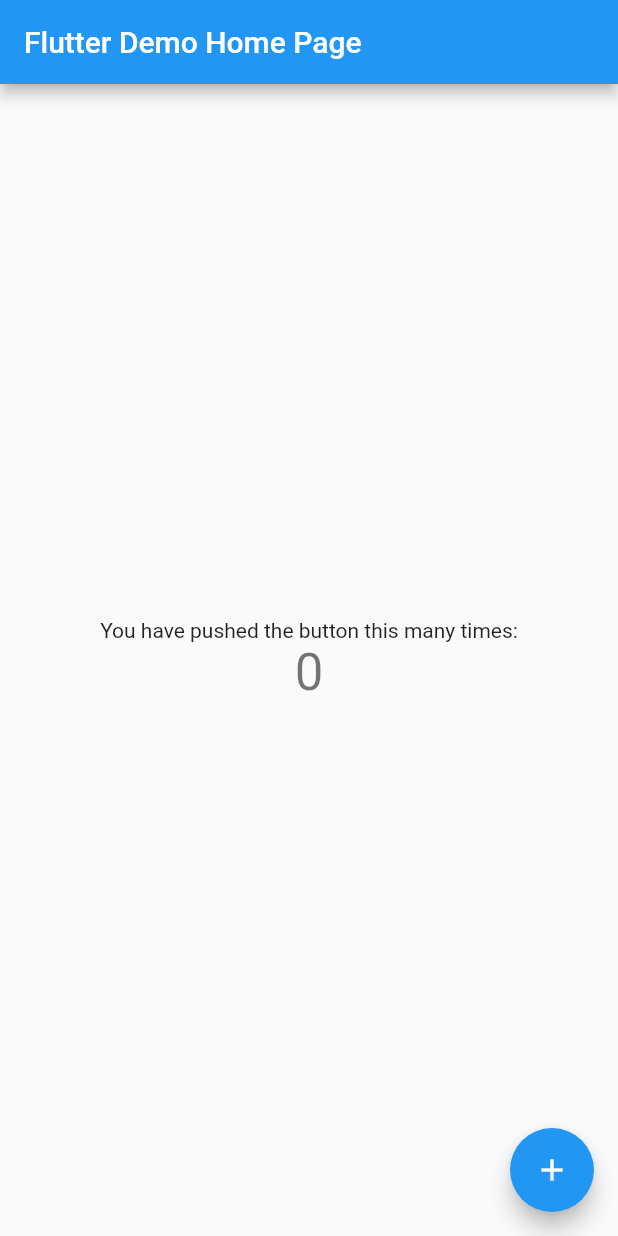
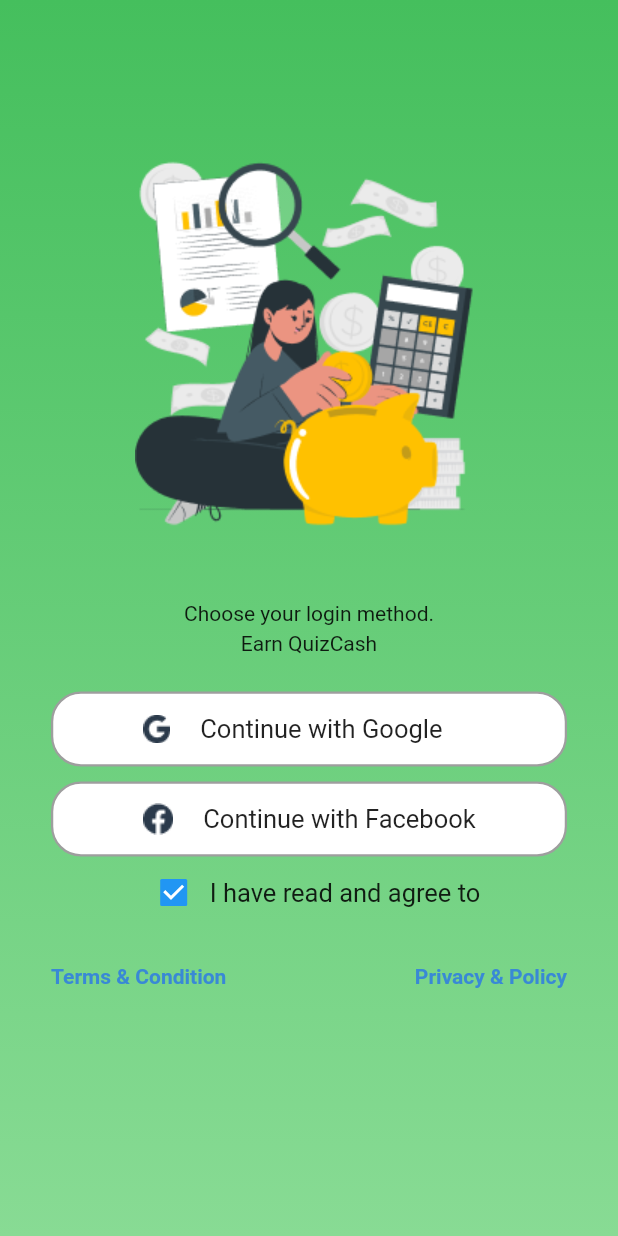
Before and after one commit to DeveloperMaaz/quiz_cash, a Flutter app: the screen it shows after launch, on a phone screen of 412 x 824 dp. Run offline on Flutter 3.47's test engine with Material 2 defaults, Android fonts, the phone set to English and light mode, and no system bars.

Commit message:
first_comit

```diff
--- a/lib/main.dart
+++ b/lib/main.dart
@@ -1,4 +1,6 @@
 import 'package:flutter/material.dart';
+import 'package:quiz_cash/pages/splash_screen.dart';
+import 'package:quiz_cash/pages/welcome_Screen.dart';
 
 void main() {
   runApp(const MyApp());
@@ -11,105 +13,12 @@ class MyApp extends StatelessWidget {
   @override
   Widget build(BuildContext context) {
     return MaterialApp(
+      debugShowCheckedModeBanner: false,
       title: 'Flutter Demo',
       theme: ThemeData(
-        // This is the theme of your application.
-        //
-        // Try running your application with "flutter run". You'll see the
-        // application has a blue toolbar. Then, without quitting the app, try
-        // changing the primarySwatch below to Colors.green and then invoke
-        // "hot reload" (press "r" in the console where you ran "flutter run",
-        // or simply save your changes to "hot reload" in a Flutter IDE).
-        // Notice that the counter didn't reset back to zero; the application
-        // is not restarted.
         primarySwatch: Colors.blue,
       ),
-      home: const MyHomePage(title: 'Flutter Demo Home Page'),
+      home: const SplashScreen(),
     );
   }
 }
-
-class MyHomePage extends StatefulWidget {
-  const MyHomePage({Key? key, required this.title}) : super(key: key);
-
-  // This widget is the home page of your application. It is stateful, meaning
-  // that it has a State object (defined below) that contains fields that affect
-  // how it looks.
-
-  // This class is the configuration for the state. It holds the values (in this
-  // case the title) provided by the parent (in this case the App widget) and
-  // used by the build method of the State. Fields in a Widget subclass are
-  // always marked "final".
-
-  final String title;
-
-  @override
-  State<MyHomePage> createState() => _MyHomePageState();
-}
-
-class _MyHomePageState extends State<MyHomePage> {
-  int _counter = 0;
-
-  void _incrementCounter() {
-    setState(() {
-      // This call to setState tells the Flutter framework that something has
-      // changed in this State, which causes it to rerun the build method below
-      // so that the display can reflect the updated values. If we changed
-      // _counter without calling setState(), then the build method would not be
-      // called again, and so nothing would appear to happen.
-      _counter++;
-    });
-  }
-
-  @override
-  Widget build(BuildContext context) {
-    // This method is rerun every time setState is called, for instance as done
-    // by the _incrementCounter method above.
-    //
-    // The Flutter framework has been optimized to make rerunning build methods
-    // fast, so that you can just rebuild anything that needs updating rather
-    // than having to individually change instances of widgets.
-    return Scaffold(
-      appBar: AppBar(
-        // Here we take the value from the MyHomePage object that was created by
-        // the App.build method, and use it to set our appbar title.
-        title: Text(widget.title),
-      ),
-      body: Center(
-        // Center is a layout widget. It takes a single child and positions it
-        // in the middle of the parent.
-        child: Column(
-          // Column is also a layout widget. It takes a list of children and
-          // arranges them vertically. By default, it sizes itself to fit its
-          // children horizontally, and tries to be as tall as its parent.
-          //
-          // Invoke "debug painting" (press "p" in the console, choose the
-          // "Toggle Debug Paint" action from the Flutter Inspector in Android
-          // Studio, or the "Toggle Debug Paint" command in Visual Studio Code)
-          // to see the wireframe for each widget.
-          //
-          // Column has various properties to control how it sizes itself and
-          // how it positions its children. Here we use mainAxisAlignment to
-          // center the children vertically; the main axis here is the vertical
-          // axis because Columns are vertical (the cross axis would be
-          // horizontal).
-          mainAxisAlignment: MainAxisAlignment.center,
-          children: <Widget>[
-            const Text(
-              'You have pushed the button this many times:',
-            ),
-            Text(
-              '$_counter',
-              style: Theme.of(context).textTheme.headline4,
-            ),
-          ],
-        ),
-      ),
-      floatingActionButton: FloatingActionButton(
-        onPressed: _incrementCounter,
-        tooltip: 'Increment',
-        child: const Icon(Icons.add),
-      ), // This trailing comma makes auto-formatting nicer for build methods.
-    );
-  }
-}
--- /dev/null
+++ b/lib/pages/splash_screen.dart
@@ -0,0 +1,43 @@
+import 'dart:async';
+
+import 'package:flutter/material.dart';
+import 'package:quiz_cash/pages/welcome_Screen.dart';
+
+class SplashScreen extends StatefulWidget {
+  const SplashScreen({Key? key}) : super(key: key);
+
+  @override
+  State<SplashScreen> createState() => _SplashScreenState();
+}
+
+class _SplashScreenState extends State<SplashScreen> {
+  @override
+  void initState() {
+    // TODO: implement initState
+    super.initState();
+    Future.delayed(Duration(seconds: 3), (() {
+      Navigator.of(context).pushReplacement(MaterialPageRoute(
+          builder: (BuildContext context) => const WelcomeScreen()));
+    }));
+  }
+
+  @override
+  Widget build(BuildContext context) {
+    return Scaffold(
+      body: Container(
+        height: double.infinity,
+        decoration: const BoxDecoration(
+          gradient: LinearGradient(colors: [
+            Color(0xff45bf5d),
+            Color(0xff88db94),
+          ], begin: Alignment.topCenter, end: Alignment.bottomCenter),
+        ),
+        child: Center(
+          child: Image.asset(
+            "assets/images/logo.png",
+          ),
+        ),
+      ),
+    );
+  }
+}
--- /dev/null
+++ b/lib/pages/welcome_Screen.dart
@@ -0,0 +1,143 @@
+import 'package:flutter/material.dart';
+
+class WelcomeScreen extends StatelessWidget {
+  const WelcomeScreen({super.key});
+
+  @override
+  Widget build(BuildContext context) {
+    return Scaffold(
+      body: Container(
+        height: double.infinity,
+        decoration: const BoxDecoration(
+          gradient: LinearGradient(colors: [
+            Color(0xff45bf5d),
+            Color(0xff88db94),
+          ], begin: Alignment.topCenter, end: Alignment.bottomCenter),
+        ),
+        child: Padding(
+          padding: const EdgeInsets.symmetric(horizontal: 34),
+          child: SingleChildScrollView(
+            child: Column(
+              children: [
+                const SizedBox(
+                  height: 100,
+                ),
+                Center(
+                  child: SizedBox(
+                    child: Image.asset(
+                      "assets/images/welcomePic.png",
+                    ),
+                  ),
+                ),
+                const SizedBox(
+                  height: 40,
+                ),
+                const Text(
+                  "Choose your login method.",
+                ),
+                const SizedBox(
+                  height: 4,
+                ),
+                const Text(
+                  "Earn QuizCash",
+                ),
+                const SizedBox(
+                  height: 24,
+                ),
+                Container(
+                  height: 50,
+                  decoration: BoxDecoration(
+                    color: Colors.white,
+                    borderRadius: BorderRadius.circular(20),
+                    border: Border.all(color: Colors.grey, width: 1.5),
+                  ),
+                  child: Padding(
+                    padding: const EdgeInsets.only(left: 60),
+                    child: Row(
+                      // mainAxisAlignment: MainAxisAlignment.center,
+                      children: [
+                        Image.asset("assets/images/google.png"),
+                        const SizedBox(
+                          width: 20,
+                        ),
+                        const Text(
+                          "Continue with Google",
+                          style: TextStyle(
+                            fontSize: 17,
+                          ),
+                        ),
+                      ],
+                    ),
+                  ),
+                ),
+                const SizedBox(
+                  height: 10,
+                ),
+                Container(
+                  height: 50,
+                  decoration: BoxDecoration(
+                    color: Colors.white,
+                    borderRadius: BorderRadius.circular(20),
+                    border: Border.all(color: Colors.grey, width: 1.5),
+                  ),
+                  child: Padding(
+                    padding: const EdgeInsets.only(left: 60),
+                    child: Row(
+                      // mainAxisAlignment: MainAxisAlignment.center,
+                      children: [
+                        Image.asset("assets/images/facebook.png"),
+                        const SizedBox(
+                          width: 20,
+                        ),
+                        const Text(
+                          "Continue with Facebook",
+                          style: TextStyle(
+                            fontSize: 17,
+                          ),
+                        ),
+                      ],
+                    ),
+                  ),
+                ),
+                Row(
+                  mainAxisAlignment: MainAxisAlignment.center,
+                  children: [
+                    Checkbox(value: true, onChanged: (value) {}),
+                    const Text(
+                      "I have read and agree to",
+                      style: TextStyle(
+                        fontSize: 17,
+                      ),
+                    ),
+                  ],
+                ),
+                const SizedBox(
+                  height: 24,
+                ),
+                Row(
+                  mainAxisAlignment: MainAxisAlignment.spaceBetween,
+                  children: const [
+                    Text(
+                      "Terms & Condition",
+                      style: TextStyle(
+                        fontWeight: FontWeight.bold,
+                        color: Color(0xff3989d5),
+                      ),
+                    ),
+                    Text(
+                      "Privacy & Policy",
+                      style: TextStyle(
+                        fontWeight: FontWeight.bold,
+                        color: Color(0xff3989d5),
+                      ),
+                    )
+                  ],
+                )
+              ],
+            ),
+          ),
+        ),
+      ),
+    );
+  }
+}
--- a/pubspec.yaml
+++ b/pubspec.yaml
@@ -58,8 +58,8 @@ flutter:
   uses-material-design: true
 
   # To add assets to your application, add an assets section, like this:
-  # assets:
-  #   - images/a_dot_burr.jpeg
+  assets:
+    - assets/images/
   #   - images/a_dot_ham.jpeg
 
   # An image asset can refer to one or more resolution-specific "variants", see
```
Also changed, not shown: assets/images/facebook.png (added), assets/images/google.png (added), assets/images/logo.png (added), assets/images/welcomePic.png (added).
